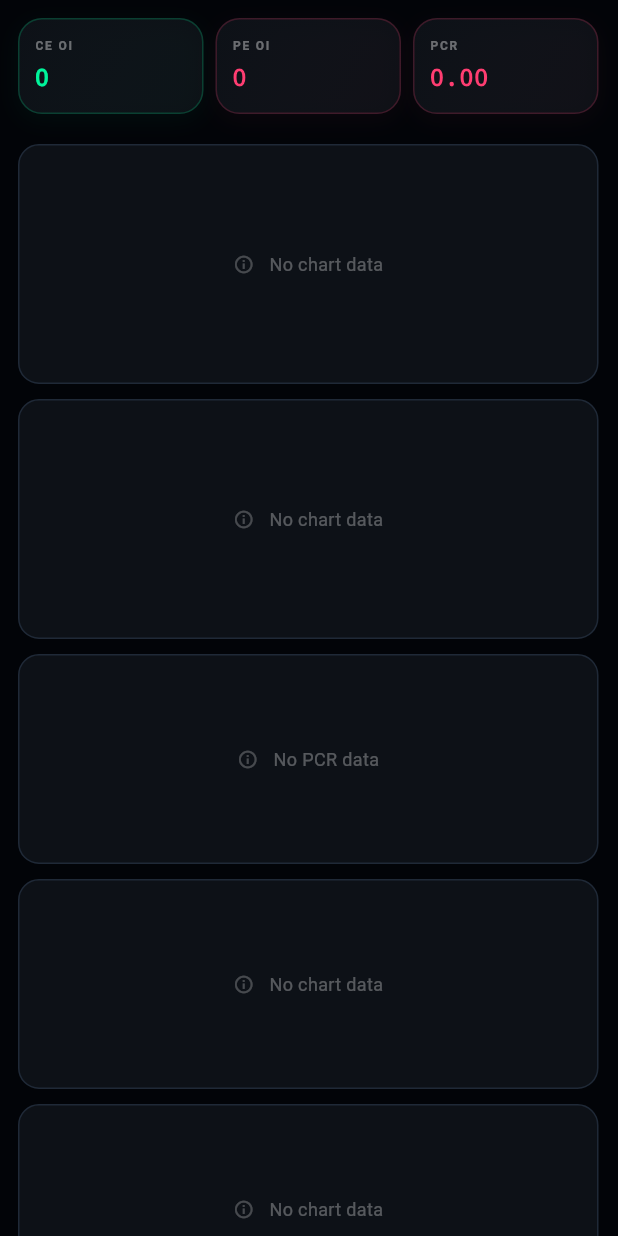
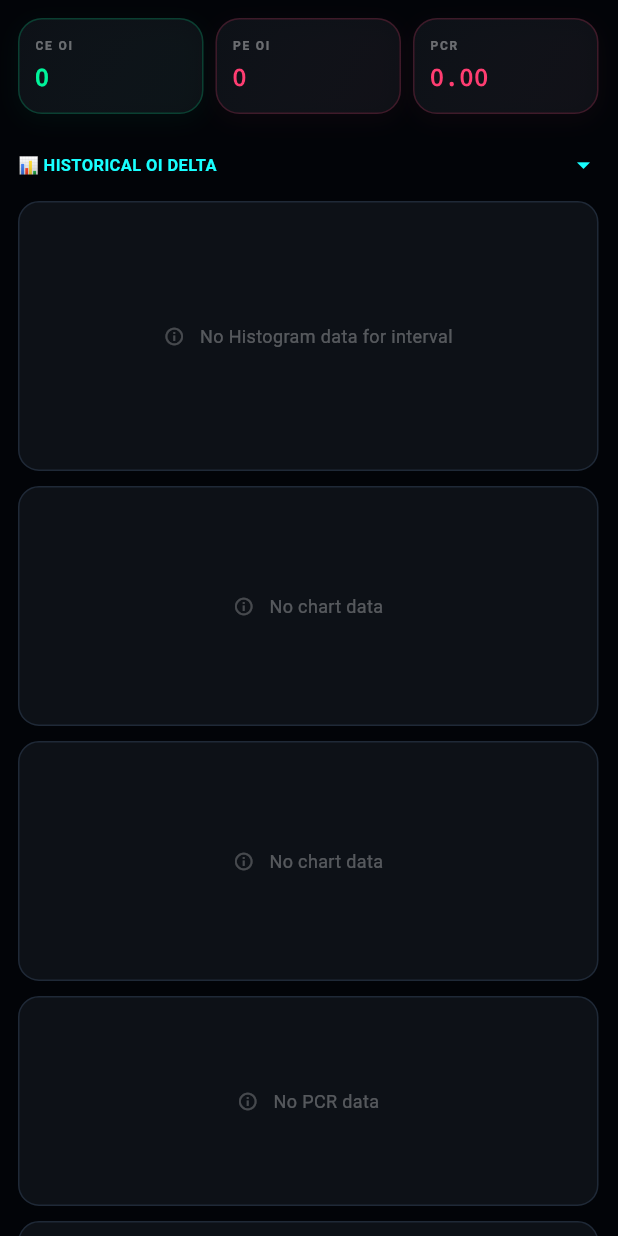
Before and after one commit to mybullandbear/RiteshPersonalChart, a Flutter app: the _Panel widget shown alone on an empty page, opened directly with empty values, on a phone screen of 412 x 824 dp. Run offline on Flutter 3.47's test engine with Material 3 defaults, Android fonts, the phone set to English and light mode, and no system bars; our stand-ins replace fl_chart; missing offline and left inert: dart:html, dart:js; network calls fail.

Commit message:
Elevate Historical OI chart and brighten Spot Dot Line contrast for native UI visibility

```diff
--- a/flutter_frontend/lib/main.dart
+++ b/flutter_frontend/lib/main.dart
@@ -1120,6 +1120,27 @@ class _Panel extends StatelessWidget {
           if (summary != null) _StatRow(summary: summary!, accent: accent),
           const SizedBox(height: 10),
 
+          // 🆕 Multi-Timeframe Histogram (Moved to TOP per user request)
+          Row(
+             mainAxisAlignment: MainAxisAlignment.spaceBetween,
+             children: [
+                const Text('📊 HISTORICAL OI DELTA', style: TextStyle(color: Colors.cyanAccent, fontSize: 11, fontWeight: FontWeight.bold)),
+                DropdownButton<int>(
+                   value: histInterval,
+                   dropdownColor: kSurface2,
+                   underline: const SizedBox(),
+                   icon: const Icon(Icons.arrow_drop_down, color: Colors.cyanAccent, size: 20),
+                   style: const TextStyle(color: Colors.cyanAccent, fontSize: 12, fontWeight: FontWeight.bold),
+                   onChanged: (val) { if (val != null) onIntervalChanged(val); },
+                   items: [5, 15, 30, 60, 120].map((e) => DropdownMenuItem(value: e, child: Text('${e}m Delta'))).toList(),
+                )
+             ]
+          ),
+          oiHistLoading
+            ? _PlaceholderCard(label: 'Loading Histograms…', accent: accent, height: 180)
+            : (oiHistograms.isEmpty
+                ? _PlaceholderCard(label: 'No Histogram data for interval', accent: accent, height: 180, error: true)
+                : _OiHistogramChart(histograms: oiHistograms, accent: accent, spotPrice: summary?.spot)),
           const SizedBox(height: 10),
 
           // ③ OI Line chart
@@ -1160,29 +1181,6 @@ class _Panel extends StatelessWidget {
             : (oiStats.isEmpty
                 ? _PlaceholderCard(label: 'No chart data', accent: accent, height: 140, error: true)
                 : _MaxPainChart(oiStats: oiStats, accent: accent)),
-          const SizedBox(height: 10),
-
-          // 🆕 Multi-Timeframe Histogram (Shifted down & upgraded to Strike-Wise)
-          Row(
-             mainAxisAlignment: MainAxisAlignment.spaceBetween,
-             children: [
-                const Text('📊 HISTORICAL OI DELTA', style: TextStyle(color: Colors.white70, fontSize: 11, fontWeight: FontWeight.bold)),
-                DropdownButton<int>(
-                   value: histInterval,
-                   dropdownColor: kSurface2,
-                   underline: const SizedBox(),
-                   icon: const Icon(Icons.arrow_drop_down, color: Colors.white54, size: 20),
-                   style: const TextStyle(color: Colors.white, fontSize: 12, fontWeight: FontWeight.bold),
-                   onChanged: (val) { if (val != null) onIntervalChanged(val); },
-                   items: [5, 15, 30, 60, 120].map((e) => DropdownMenuItem(value: e, child: Text('${e}m Delta'))).toList(),
-                )
-             ]
-          ),
-          oiHistLoading
-            ? _PlaceholderCard(label: 'Loading Histograms…', accent: accent, height: 180)
-            : (oiHistograms.isEmpty
-                ? _PlaceholderCard(label: 'No Histogram data for interval', accent: accent, height: 180, error: true)
-                : _OiHistogramChart(histograms: oiHistograms, accent: accent, spotPrice: summary?.spot)),
           const SizedBox(height: 10),
 
           // ⑧ Option chain (On-demand Phase 3)
@@ -1422,7 +1420,7 @@ class _OiHistogramChart extends StatelessWidget {
           minY: minY < 0 ? minY - (maxY - minY)*0.1 : 0,
           extraLinesData: ExtraLinesData(
              verticalLines: spotIndex == null ? [] : [
-                 VerticalLine(x: spotIndex.toDouble(), color: Colors.blueAccent, strokeWidth: 1.5, dashArray: [4, 4], label: VerticalLineLabel(show: true, alignment: Alignment.topRight, style: const TextStyle(color: Colors.blueAccent, fontSize: 8, fontWeight: FontWeight.bold), labelResolver: (_) => 'SPOT'))
+                 VerticalLine(x: spotIndex.toDouble(), color: Colors.cyanAccent, strokeWidth: 2.0, dashArray: [4, 4], label: VerticalLineLabel(show: true, alignment: Alignment.topRight, style: const TextStyle(color: Colors.cyanAccent, fontSize: 10, fontWeight: FontWeight.w900), labelResolver: (_) => 'SPOT'))
              ]
           ),
           gridData: FlGridData(
```
Lines whose indentation alone changed are shown as unchanged.
